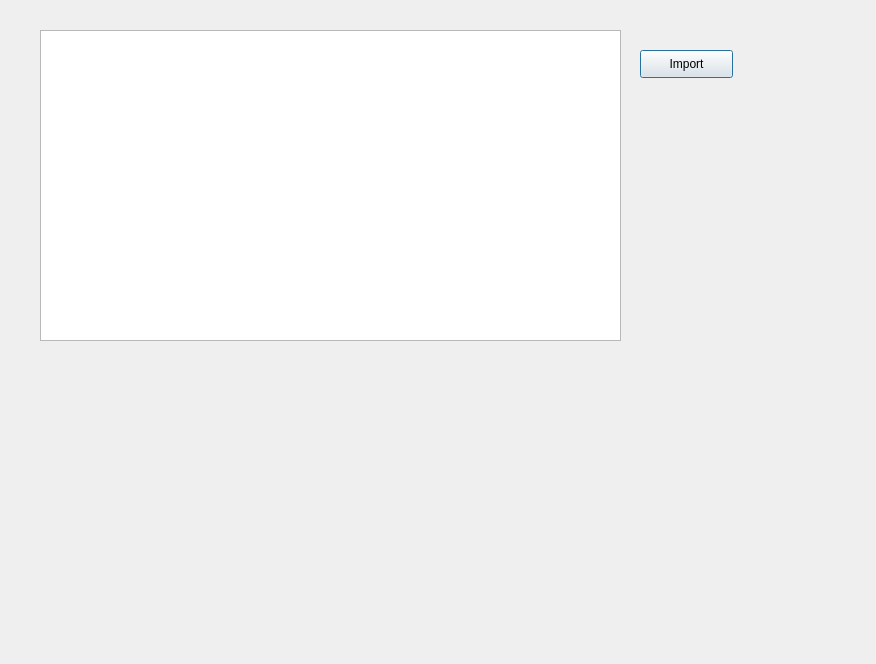
Qt form uisample.ui (YunNahye/InterfaceProject) before a commit.
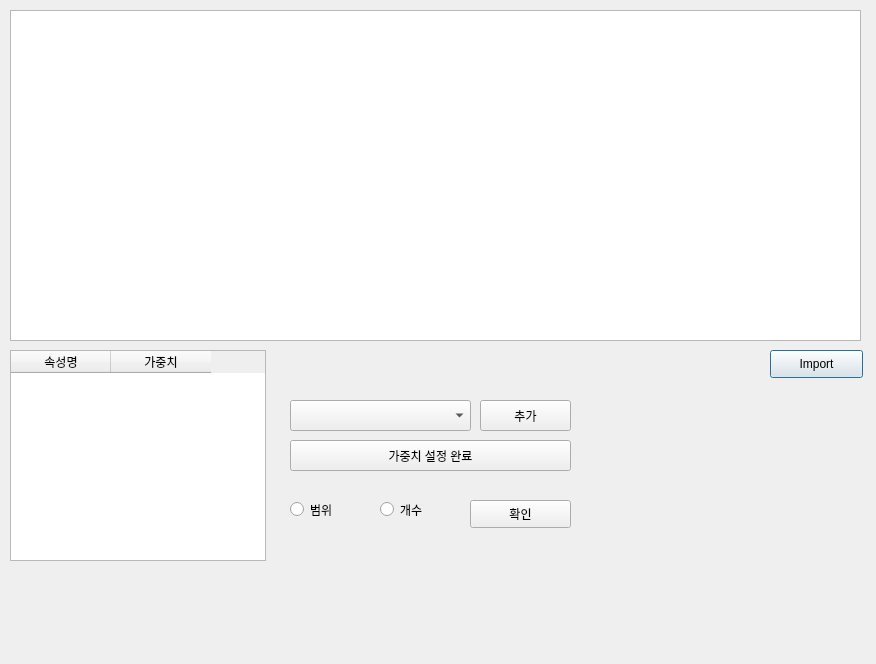
The same form after that commit.

Commit message: create .gitignore, 콤보박스 업데이트 기능 추가

```diff
--- a/uisample.ui
+++ b/uisample.ui
@@ -16,8 +16,8 @@
   <widget class="QPushButton" name="pushButton">
    <property name="geometry">
     <rect>
-     <x>640</x>
-     <y>50</y>
+     <x>770</x>
+     <y>350</y>
      <width>93</width>
      <height>28</height>
     </rect>
@@ -29,13 +29,108 @@
   <widget class="QTableView" name="tableView">
    <property name="geometry">
     <rect>
-     <x>40</x>
-     <y>30</y>
-     <width>581</width>
-     <height>311</height>
+     <x>10</x>
+     <y>10</y>
+     <width>851</width>
+     <height>331</height>
     </rect>
    </property>
   </widget>
+  <widget class="QTableWidget" name="tableWidget">
+   <property name="geometry">
+    <rect>
+     <x>10</x>
+     <y>350</y>
+     <width>256</width>
+     <height>211</height>
+    </rect>
+   </property>
+   <column>
+    <property name="text">
+     <string>속성명</string>
+    </property>
+   </column>
+   <column>
+    <property name="text">
+     <string>가중치</string>
+    </property>
+   </column>
+  </widget>
+  <widget class="QRadioButton" name="radioButton">
+   <property name="geometry">
+    <rect>
+     <x>290</x>
+     <y>500</y>
+     <width>71</width>
+     <height>19</height>
+    </rect>
+   </property>
+   <property name="text">
+    <string>범위</string>
+   </property>
+  </widget>
+  <widget class="QRadioButton" name="radioButton_2">
+   <property name="geometry">
+    <rect>
+     <x>380</x>
+     <y>500</y>
+     <width>71</width>
+     <height>19</height>
+    </rect>
+   </property>
+   <property name="text">
+    <string>개수</string>
+   </property>
+  </widget>
+  <widget class="QComboBox" name="comboBox">
+   <property name="geometry">
+    <rect>
+     <x>290</x>
+     <y>400</y>
+     <width>181</width>
+     <height>31</height>
+    </rect>
+   </property>
+  </widget>
+  <widget class="QPushButton" name="pushButton_2">
+   <property name="geometry">
+    <rect>
+     <x>480</x>
+     <y>400</y>
+     <width>91</width>
+     <height>31</height>
+    </rect>
+   </property>
+   <property name="text">
+    <string>추가</string>
+   </property>
+  </widget>
+  <widget class="QPushButton" name="pushButton_3">
+   <property name="geometry">
+    <rect>
+     <x>290</x>
+     <y>440</y>
+     <width>281</width>
+     <height>31</height>
+    </rect>
+   </property>
+   <property name="text">
+    <string>가중치 설정 완료</string>
+   </property>
+  </widget>
+  <widget class="QPushButton" name="pushButton_4">
+   <property name="geometry">
+    <rect>
+     <x>470</x>
+     <y>500</y>
+     <width>101</width>
+     <height>28</height>
+    </rect>
+   </property>
+   <property name="text">
+    <string>확인</string>
+   </property>
+  </widget>
  </widget>
  <resources/>
  <connections/>
```
The commit also changes 2 other files.
